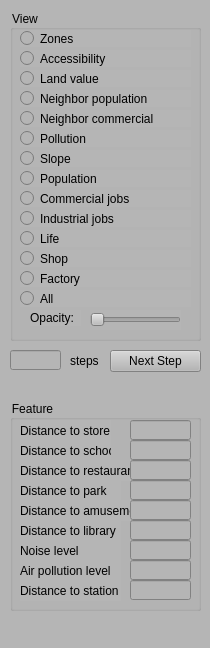
Before: the Qt Designer form ZoningSim/ControlWidget.ui in gnishida/ZoningSim, drawn with Qt 5.
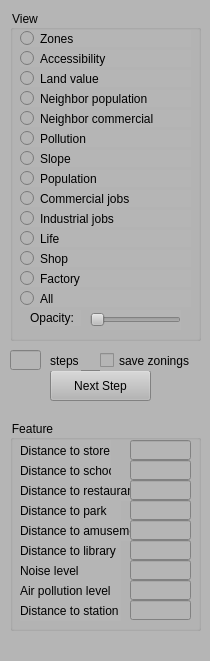
After: the same form once the commit is applied.

```diff
--- a/ZoningSim/ControlWidget.ui
+++ b/ZoningSim/ControlWidget.ui
@@ -7,7 +7,7 @@
     <x>0</x>
     <y>0</y>
     <width>210</width>
-    <height>648</height>
+    <height>661</height>
    </rect>
   </property>
   <property name="minimumSize">
@@ -24,7 +24,7 @@
     <property name="geometry">
      <rect>
       <x>10</x>
-      <y>400</y>
+      <y>420</y>
       <width>191</width>
       <height>211</height>
      </rect>
@@ -533,10 +533,10 @@
    <widget class="QPushButton" name="pushButtonNextStep">
     <property name="geometry">
      <rect>
-      <x>110</x>
-      <y>350</y>
-      <width>91</width>
-      <height>22</height>
+      <x>50</x>
+      <y>370</y>
+      <width>101</width>
+      <height>31</height>
      </rect>
     </property>
     <property name="text">
@@ -546,7 +546,7 @@
    <widget class="QLabel" name="label_4">
     <property name="geometry">
      <rect>
-      <x>70</x>
+      <x>50</x>
       <y>350</y>
       <width>31</width>
       <height>21</height>
@@ -561,11 +561,24 @@
      <rect>
       <x>10</x>
       <y>350</y>
-      <width>51</width>
+      <width>31</width>
       <height>20</height>
      </rect>
     </property>
    </widget>
+   <widget class="QCheckBox" name="checkBoxSaveZonings">
+    <property name="geometry">
+     <rect>
+      <x>100</x>
+      <y>350</y>
+      <width>91</width>
+      <height>21</height>
+     </rect>
+    </property>
+    <property name="text">
+     <string>save zonings</string>
+    </property>
+   </widget>
   </widget>
  </widget>
  <tabstops>
```
